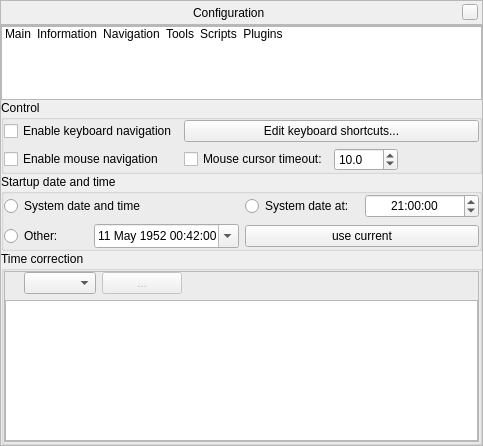
The window that src/gui/configurationDialog.ui (519984307/stellarium_src) describes before a commit, drawn with Qt 5.
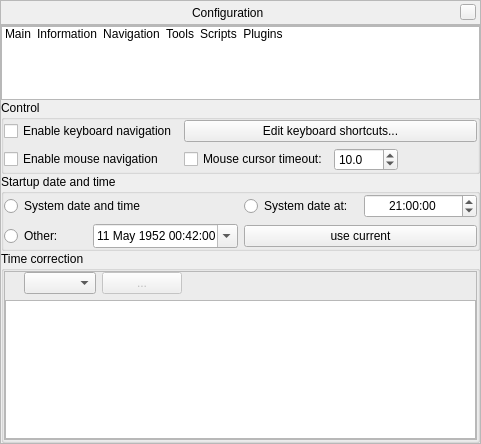
The same window after the commit. Icons and pictures are not drawn. Custom widgets are drawn as their Qt base class.

Commit message: clean code; add keywords for .desktop

What changed in the file:
```diff
--- a/src/gui/configurationDialog.ui
+++ b/src/gui/configurationDialog.ui
@@ -6,8 +6,8 @@
    <rect>
     <x>0</x>
     <y>0</y>
-    <width>483</width>
-    <height>446</height>
+    <width>481</width>
+    <height>444</height>
    </rect>
   </property>
   <layout class="QVBoxLayout">
```
The commit also changes 2 other files.
